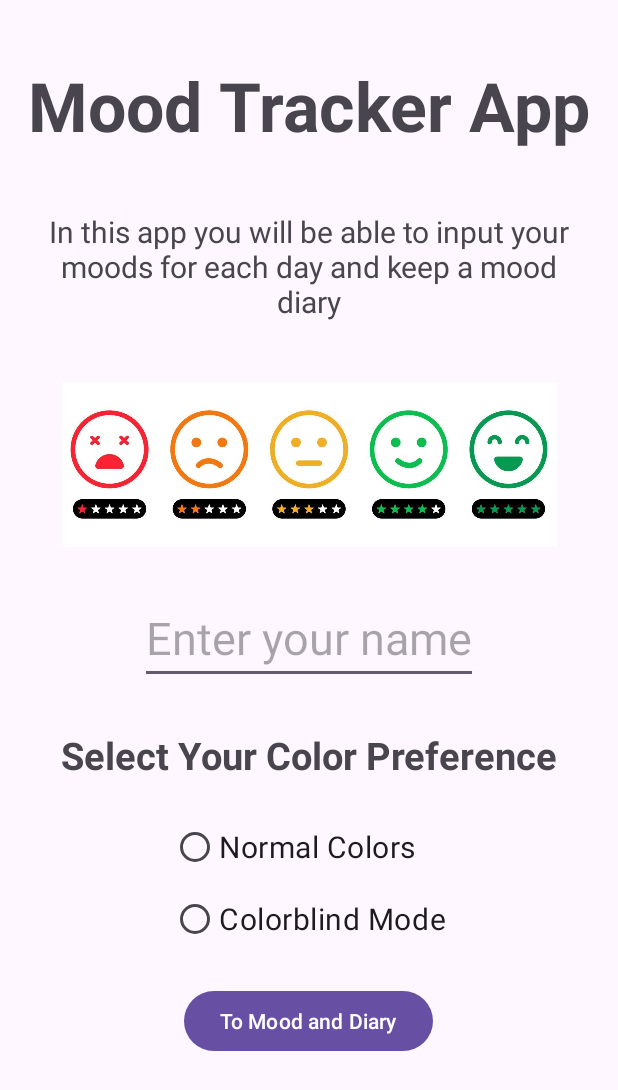
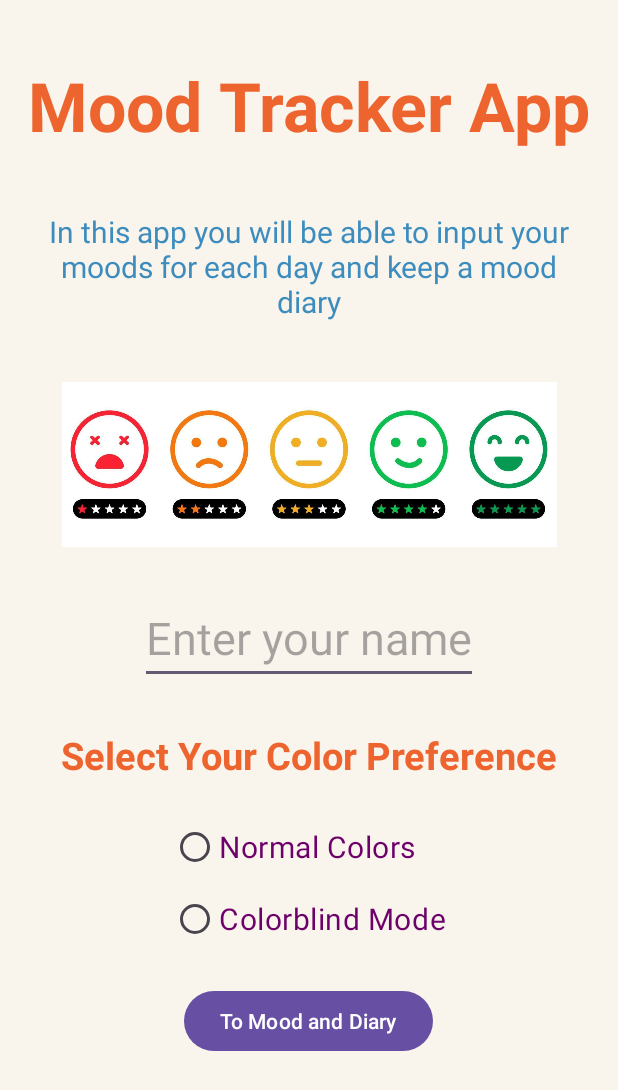
Before and after one commit to Skullking123/Mood-Tracker, an Android app: the screen it shows after launch (WelcomeActivity), on a phone screen of 412 x 824 dp. Shown: the top 1090 px of the screen. Run offline under Robolectric (Android 15) with nearby library versions, the phone set to English and light mode, and no system bars.

Commit message:
Local Persistent data finished

```diff
--- a/app/src/main/java/com/example/mood_tracker/WelcomeActivity.kt
+++ b/app/src/main/java/com/example/mood_tracker/WelcomeActivity.kt
@@ -6,15 +6,24 @@ import android.widget.Button
 import android.widget.EditText
 import android.widget.RadioButton
 import android.widget.RadioGroup
+import android.widget.RelativeLayout
 import android.widget.TextView
 import android.widget.Toast
 import androidx.appcompat.app.AppCompatActivity
+import androidx.core.content.ContextCompat
+import org.w3c.dom.Text
 
 class WelcomeActivity : AppCompatActivity() {
     private lateinit var nameInput: EditText
     private lateinit var radioGroup: RadioGroup
     private lateinit var warningMessage: TextView
     private lateinit var continueButton: Button
+    private lateinit var layout : RelativeLayout
+    private lateinit var title : TextView
+    private lateinit var description: TextView
+    private lateinit var text : TextView
+    private lateinit var colorblindText : TextView
+    private lateinit var normalText : TextView
 
     override fun onCreate(savedInstanceState: Bundle?) {
         super.onCreate(savedInstanceState)
@@ -22,12 +31,70 @@ class WelcomeActivity : AppCompatActivity() {
         //sets the screen to welcome screen
         setContentView(R.layout.welcome_screen)
 
+        //getting relevent views
         nameInput = findViewById(R.id.nameEntered)
         radioGroup = findViewById(R.id.colorModeGroup)
         warningMessage = findViewById(R.id.warningText)
         continueButton = findViewById(R.id.continueButton)
+        layout = findViewById(R.id.layout)
+        title = findViewById(R.id.welcomeTitle)
+        description = findViewById(R.id.welcomeDescription)
+        text = findViewById(R.id.colorPreferenceText)
+        colorblindText = findViewById(R.id.colorblindOption)
+        normalText = findViewById(R.id.normalColorOption)
+
+        //load possible saved local data
+        val prefs = getSharedPreferences("user_prefs", MODE_PRIVATE)
+        val savedName = prefs.getString("user_name", "")
+        val savedMode = prefs.getString("color_mode", "")
+
+        //load colors base on data, if theres nothing saved, just normal mode
+        if (savedMode != null) {
+            applyColorMode(savedMode)
+        } else {
+            applyColorMode("normal")
+        }
+
+        //fill name if saved
+        nameInput.setText(savedName)
+
+        //check radio button of the last one
+        when (savedMode) {
+            "colorblind" -> radioGroup.check(R.id.colorblindOption)
+            "normal" -> radioGroup.check(R.id.normalColorOption)
+        }
+
+        //onClickListener for Radio Button
+        radioGroup.setOnCheckedChangeListener { _, checkedId ->
+            if (checkedId == R.id.colorblindOption) {
+                val mode = "colorblind"
+                applyColorMode(mode)
+            } else {
+                val mode = "normal"
+                applyColorMode(mode)
+            }
+        }
 
         continueButton.setOnClickListener { checkInputs() }
+    }
+
+    private fun applyColorMode(mode: String) {
+        val backgroundColor = ContextCompat.getColor(this,
+            if (mode == "colorblind") R.color.backgroundColor_cb else R.color.backgroundColor)
+        val titleColor = ContextCompat.getColor(this,
+            if (mode == "colorblind") R.color.titleColor_cb else R.color.titleColor)
+        val descriptionColor = ContextCompat.getColor(this,
+            if (mode == "colorblind") R.color.descriptionColor_cb else R.color.descriptionColor)
+        val textColor = ContextCompat.getColor(this,
+            if (mode == "colorblind") R.color.textColor_cb else R.color.textColor)
+
+        layout.setBackgroundColor(backgroundColor)
+        title.setTextColor(titleColor)
+        description.setTextColor(descriptionColor)
+        text.setTextColor(titleColor)
+        normalText.setTextColor(textColor)
+        colorblindText.setTextColor(textColor)
+
     }
 
     //function will validate the form and move to the next view if valid
@@ -37,8 +104,8 @@ class WelcomeActivity : AppCompatActivity() {
         //gets if of the selected radioButton, if nothing selected, returns 0
         val selectedId = radioGroup.checkedRadioButtonId
 
-        //sees if the name is not empty that that a color option was clicked
-        if (name.isNotEmpty() && selectedId != -1) {
+        //sees if a color option was clicked
+        if (selectedId != -1) {
             // Save to preferences
             val selectedRadio = findViewById<RadioButton>(selectedId)
             //determines the mode where the user either selects normal or colorblind
@@ -47,7 +114,7 @@ class WelcomeActivity : AppCompatActivity() {
             //local persistent data
             val prefs = getSharedPreferences("user_prefs", MODE_PRIVATE)
             prefs.edit()
-                .putString("user_name", name)
+                .putString("user_name", name) //empty is fine
                 .putString("color_mode", mode)
                 .apply()
 
@@ -58,7 +125,7 @@ class WelcomeActivity : AppCompatActivity() {
 
         //will display warning message
         } else {
-            warningMessage.text = "Please enter your name and select a color preference."
+            warningMessage.text = "Please select a color preference."
             warningMessage.visibility = TextView.VISIBLE
         }
     }
--- a/app/src/main/res/layout/activity_main.xml
+++ b/app/src/main/res/layout/activity_main.xml
@@ -7,7 +7,8 @@
     android:layout_height="match_parent"
     android:orientation="vertical"
     android:gravity='center'
-    tools:context=".MainActivity">
+    tools:context=".MainActivity"
+    >
 
     <TextView
         android:id="@+id/title"
@@ -21,7 +22,7 @@
         android:id="@+id/calendar"
         android:layout_width="match_parent"
         android:layout_height="0dp"
-        android:layout_weight="2"/>
+        android:layout_weight="2" />
 
     <TextView
         android:id="@+id/calendarInstructions"
--- a/app/src/main/res/layout/welcome_screen.xml
+++ b/app/src/main/res/layout/welcome_screen.xml
@@ -1,7 +1,8 @@
 <?xml version="1.0" encoding="utf-8"?>
 <RelativeLayout xmlns:android="http://schemas.android.com/apk/res/android"
     android:layout_width="match_parent"
-    android:layout_height="match_parent">
+    android:layout_height="match_parent"
+    android:id="@+id/layout">
 
     <TextView
         android:layout_width="wrap_content"
--- a/app/src/main/res/values/colors.xml
+++ b/app/src/main/res/values/colors.xml
@@ -1,5 +1,17 @@
 <?xml version="1.0" encoding="utf-8"?>
 <resources>
+<!--    normal colors-->
     <color name="black">#FF000000</color>
     <color name="white">#FFFFFFFF</color>
+    <color name="textColor">#6D016A</color>
+    <color name="titleColor">#EE642F</color>
+    <color name="descriptionColor">#3C8CBE</color>
+    <color name="backgroundColor">#F9F4EC</color>
+
+<!--    colorblind-->
+    <color name="textColor_cb">#2A3B5B</color>
+    <color name="titleColor_cb">#8B8747</color>
+    <color name="descriptionColor_cb">#9C9BB5</color>
+    <color name="backgroundColor_cb">#FAF2EA</color>
+
 </resources>
```
Also changed, not shown: app/src/main/java/com/example/mood_tracker/AddMoodActivity.kt (+32 -0 lines), app/src/main/java/com/example/mood_tracker/MainActivity.kt (+41 -0 lines).
